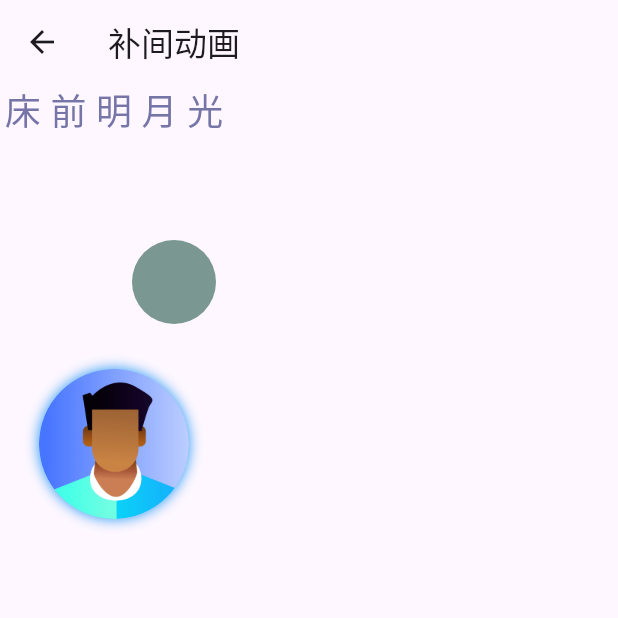
After one commit to Meditator-K/flutter_play, a Flutter app: the Paper21Page screen opened directly, on a phone screen of 412 x 824 dp, the top half of it. The commit adds this screen. Run offline on Flutter 3.47's test engine with Material 3 defaults, Android fonts, the phone set to English and light mode, and no system bars; our stand-ins replace flutter_easyloading, get, shared_preferences; missing offline and left inert: flame; accounts and stored records are empty.

Commit message:
动画练习

```diff
--- a/lib/page/home_page.dart
+++ b/lib/page/home_page.dart
@@ -12,6 +12,7 @@ import 'package:flutter_play/page/paper17_page.dart';
 import 'package:flutter_play/page/paper18_page.dart';
 import 'package:flutter_play/page/paper19_page.dart';
 import 'package:flutter_play/page/paper20_page.dart';
+import 'package:flutter_play/page/paper21_page.dart';
 import 'package:flutter_play/page/paper2_page.dart';
 import 'package:flutter_play/page/paper3_page.dart';
 import 'package:flutter_play/page/paper4_page.dart';
@@ -64,6 +65,7 @@ class _HomeState extends State<HomePage> {
     '绘制图章',
     '绘制文字',
     '雪花',
+    '补间动画',
   ];
 
   @override
@@ -161,6 +163,8 @@ class _HomeState extends State<HomePage> {
       Get.to(PanPage());
     } else if (index == 26) {
       Get.to(Paper20Page());
+    } else if (index == 27) {
+      Get.to(Paper21Page());
     }
   }
 }
--- /dev/null
+++ b/lib/page/paper21_page.dart
@@ -0,0 +1,113 @@
+import 'package:flutter/material.dart';
+import 'package:flutter_play/widgets/circle_shine_image.dart';
+
+class Paper21Page extends StatefulWidget {
+  @override
+  State<StatefulWidget> createState() => Paper21State();
+}
+
+class Paper21State extends State<Paper21Page> with TickerProviderStateMixin {
+  late AnimationController _controller;
+  late AnimationController _controller1;
+  late Animation<TextStyle> _animation;
+  late Animation<Circle> _animation1;
+
+  @override
+  void initState() {
+    super.initState();
+    _controller =
+        AnimationController(vsync: this, duration: Duration(milliseconds: 500));
+    _controller1 =
+        AnimationController(vsync: this, duration: Duration(milliseconds: 500));
+    _animation = TextStyleTween(
+            begin:
+                TextStyle(color: Colors.blue, fontSize: 20, letterSpacing: 4),
+            end: TextStyle(color: Colors.red, fontSize: 30, letterSpacing: 10))
+        .animate(_controller);
+    _animation1 = CircleTween(
+            begin: Circle(color: Colors.blue, radius: 20, center: Offset.zero),
+            end: Circle(
+                color: Colors.orange, radius: 40, center: Offset(100, 50)))
+        .animate(_controller1);
+    WidgetsBinding.instance.addPostFrameCallback((timeStamp) {
+      _controller.repeat(reverse: true);
+      _controller1.repeat(reverse: true);
+    });
+  }
+
+  @override
+  void dispose() {
+    _controller.dispose();
+    _controller1.dispose();
+    super.dispose();
+  }
+
+  @override
+  Widget build(BuildContext context) {
+    return Scaffold(
+        appBar: AppBar(
+          title: Text('补间动画'),
+        ),
+        body: Column(
+          children: [
+            AnimatedBuilder(
+                animation: _controller,
+                builder: (_, __) {
+                  return Text(
+                    '床前明月光',
+                    style: _animation.value,
+                  );
+                }),
+            SizedBox(height: 50),
+            AnimatedBuilder(
+                animation: _controller1,
+                builder: (_, __) {
+                  return CircleWidget(circle: _animation1.value);
+                }),
+            SizedBox(height: 50),
+            CircleShineImage(
+                image: AssetImage('images/head.png'),
+                color: Colors.blue,
+                radius: 50)
+          ],
+        ));
+  }
+}
+
+class Circle {
+  final Color color;
+  final double radius;
+  final Offset center;
+
+  Circle({required this.color, required this.radius, required this.center});
+}
+
+class CircleTween extends Tween<Circle> {
+  CircleTween({required Circle begin, required Circle end})
+      : super(begin: begin, end: end);
+
+  @override
+  Circle lerp(double t) {
+    return Circle(
+        color: Color.lerp(begin!.color, end!.color, t)!,
+        radius: begin!.radius + (end!.radius - begin!.radius) * t,
+        center: Offset.lerp(begin!.center, end!.center, t)!);
+  }
+}
+
+class CircleWidget extends StatelessWidget {
+  final Circle circle;
+
+  CircleWidget({Key? key, required this.circle}) : super(key: key);
+
+  @override
+  Widget build(BuildContext context) {
+    return Container(
+      transform:
+          Matrix4.translationValues(circle.center.dx, circle.center.dy, 0),
+      width: circle.radius * 2,
+      height: circle.radius * 2,
+      decoration: BoxDecoration(color: circle.color, shape: BoxShape.circle),
+    );
+  }
+}
--- /dev/null
+++ b/lib/widgets/circle_shine_image.dart
@@ -0,0 +1,68 @@
+import 'package:flutter/cupertino.dart';
+
+class CircleShineImage extends StatefulWidget {
+  final double blurRadius;
+  final Color color;
+  final double radius;
+  final ImageProvider image;
+  final Duration duration;
+  final Curve curve;
+
+  CircleShineImage(
+      {Key? key,
+      required this.image,
+      required this.color,
+      required this.radius,
+      this.blurRadius = 10,
+      this.duration = const Duration(milliseconds: 500),
+      this.curve = Curves.ease})
+      : super(key: key);
+
+  @override
+  State<StatefulWidget> createState() => CircleShineState();
+}
+
+class CircleShineState extends State<CircleShineImage>
+    with TickerProviderStateMixin {
+  late AnimationController _controller;
+  late Animation<double> _animation;
+
+  @override
+  void initState() {
+    super.initState();
+    _controller = AnimationController(vsync: this, duration: widget.duration);
+    _animation = Tween<double>(begin: 0, end: widget.blurRadius)
+        .chain(CurveTween(curve: widget.curve))
+        .animate(_controller);
+    WidgetsBinding.instance.addPostFrameCallback((timeStamp) {
+      _controller.repeat(reverse: true);
+    });
+  }
+
+  @override
+  void dispose() {
+    _controller.dispose();
+    super.dispose();
+  }
+
+  @override
+  Widget build(BuildContext context) {
+    return AnimatedBuilder(
+        animation: _controller,
+        builder: (_, __) {
+          return Container(
+            width: widget.radius * 2,
+            height: widget.radius * 2,
+            decoration: BoxDecoration(
+                image: DecorationImage(image: widget.image),
+                shape: BoxShape.circle,
+                boxShadow: [
+                  BoxShadow(
+                      blurRadius: _animation.value,
+                      color: widget.color,
+                      spreadRadius: 0)
+                ]),
+          );
+        });
+  }
+}
```
Also changed, not shown: images/gold.png (added), images/head.png (added).
